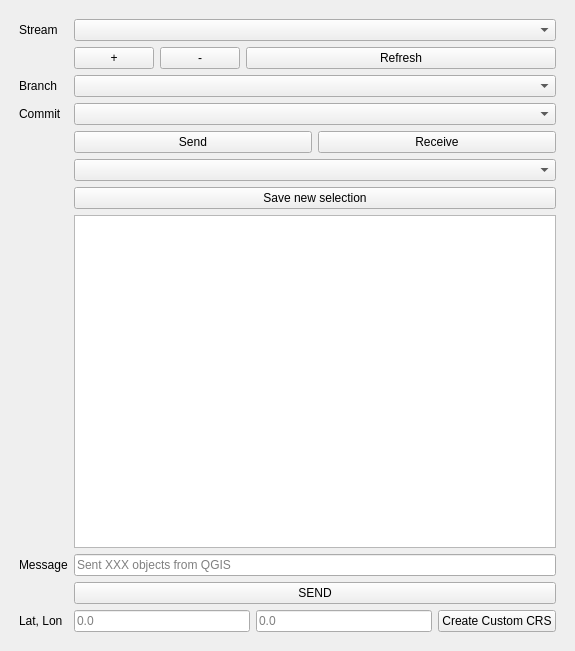
specklesystems/speckle-qgis, file ui/speckle_qgis_dialog_base.ui: the form before one commit.
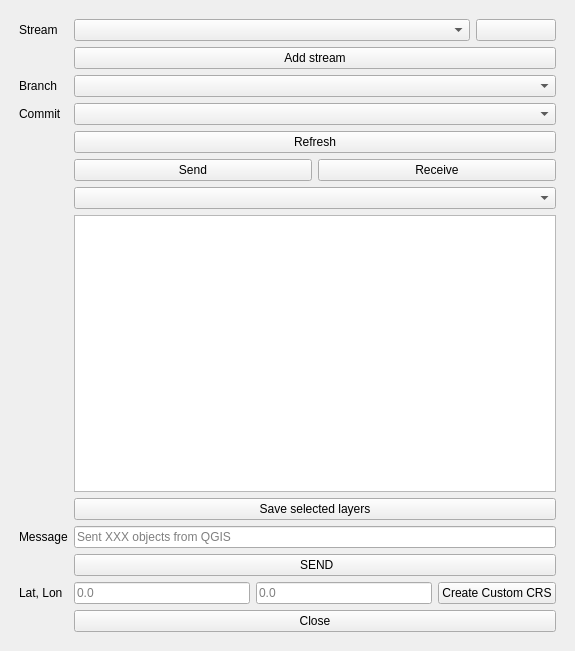
The form after the commit.

```diff
--- a/ui/speckle_qgis_dialog_base.ui
+++ b/ui/speckle_qgis_dialog_base.ui
@@ -10,9 +10,7 @@
     <height>651</height>
    </rect>
   </property>
-  <property name="windowTitle">
-   <string>SpeckleQGIS</string>
-  </property>
+
   <widget class="QWidget" name="dockWidgetContents">
    <layout class="QGridLayout" name="gridLayout">
     <item row="0" column="0">
@@ -39,84 +37,78 @@
          </widget>
         </item>
         <item row="0" column="1">
-         <widget class="QComboBox" name="streamList"/>
-        </item>
-        <item row="1" column="1">
-
-        <layout class="QFormLayout" name="formLayout">
-          <property name="leftMargin">
-          <number>0</number>
-          </property>
-          <property name="topMargin">
-          <number>0</number>
-          </property>
-          <property name="rightMargin">
-          <number>0</number>
-          </property>
-          <property name="bottomMargin">
-          <number>0</number>
-          </property>
-          <item row="0" column="0">
-
-
-            <layout class="QHBoxLayout" name="streamListButtons">
-              <item>
-              <widget class="QPushButton" name="streams_add_button">
-                <property name="text">
-                <string>+</string>
-                </property>
-              </widget>
-              </item>
-              <item>
+          <layout class="QHBoxLayout" name="streamListButtons" stretch="20,1">
+            <item>
+              <widget class="QComboBox" name="streamList"/>
+            </item>
+            <item>
               <widget class="QPushButton" name="streams_remove_button">
                 <property name="text">
-                <string>-</string>
+                <string> </string>
                 </property>
+                <property name="geometry">
+                  <rect>
+                    <x>0</x>
+                    <y>0</y>
+                    <width>10</width>
+                    <height>10</height>
+                  </rect>
+                  </property>
               </widget>
-              </item>
-            </layout>
-          </item>
+            </item>
+          </layout>
+        </item>
 
-          <item row="0" column="1">
-            
-            <layout class="QHBoxLayout" name="refrBtn">
-              <item>
-              <widget class="QPushButton" name="reloadButton">
-                <property name="enabled">
-                <bool>true</bool>
-                </property>
-                <property name="text">
-                <string>Refresh</string>
-                </property>
-              </widget>
-              </item>
-            </layout>
-          </item>
+        <item row="1" column="1">
+              <layout class="QHBoxLayout" name="streamListButtons">
+                <item>
+                <widget class="QPushButton" name="streams_add_button">
+                  <property name="text">
+                  <string>Add stream</string>
+                  </property>
+                </widget>
+                </item>
+                
 
-         </layout>
+              </layout>
         </item>
 
-        <item row="3" column="0">
+
+        <item row="2" column="0">
          <widget class="QLabel" name="streamBranchLabel">
           <property name="text">
            <string>Branch</string>
           </property>
          </widget>
         </item>
-        <item row="3" column="1">
+        <item row="2" column="1">
          <widget class="QComboBox" name="streamBranchDropdown"/>
         </item>
-        <item row="4" column="0">
+        <item row="3" column="0">
          <widget class="QLabel" name="commitLabel">
           <property name="text">
            <string>Commit</string>
           </property>
          </widget>
         </item>
-        <item row="4" column="1">
+        <item row="3" column="1">
          <widget class="QComboBox" name="commitDropdown"/>
         </item>
         
+        <item row="4" column="1">
+          <layout class="QHBoxLayout" name="horizontalLayout">
+            <item>
+              <widget class="QPushButton" name="reloadButton">
+                <property name="enabled">
+                <bool>true</bool>
+                </property>
+                <property name="text">
+                <string>Refresh</string>
+                </property>
+              </widget>
+            </item>
+         </layout>
+        </item>
 
         
         <item row="5" column="1">
@@ -146,22 +138,8 @@
         </item>
 
 
+
         <item row="7" column="1">
-          <layout class="QHBoxLayout" name="horizontalLayout">
-            <item>
-              <widget class="QPushButton" name="saveLayerSelection">
-                <property name="enabled">
-                  <bool>true</bool>
-                </property>
-                <property name="text">
-                  <string>Save new selection</string>
-                </property>
-              </widget>
-            </item>
-          </layout>
-        </item>
-
-        <item row="8" column="1">
          <widget class="QListWidget" name="layersWidget">
           <property name="selectionMode">
            <enum>QAbstractItemView::NoSelection</enum>
@@ -185,6 +163,20 @@
         </item>
 
 
+        <item row="8" column="1">
+          <layout class="QHBoxLayout" name="horizontalLayout">
+            <item>
+              <widget class="QPushButton" name="saveLayerSelection">
+                <property name="enabled">
+                  <bool>true</bool>
+                </property>
+                <property name="text">
+                  <string>Save selected layers</string>
+                </property>
+              </widget>
+            </item>
+          </layout>
+        </item>
 
         <item row="9" column="0">
          <widget class="QLabel" name="messageLabel">
@@ -208,7 +200,7 @@
           <item>
            <widget class="QPushButton" name="runButton">
             <property name="text">
-             <string>SEND</string>
+             <string> SEND</string>
             </property>
            </widget>
           </item>
@@ -238,19 +230,39 @@
                 </property>
               </widget>
             </item>
+
             <item>
-            <widget class="QPushButton" name="saveSurveyPoint">
-              <property name="enabled">
-                <bool>true</bool>
-              </property>
-              <property name="text">
-                <string>Create Custom CRS</string>
-              </property>
-            </widget>
-          </item>
+              <widget class="QPushButton" name="saveSurveyPoint">
+                <property name="enabled">
+                  <bool>true</bool>
+                </property>
+                <property name="text">
+                  <string>Create Custom CRS</string>
+                </property>
+              </widget>
+            </item>
+
           </layout>
         </item>
+        
+        <item row="12" column="1">
+          <layout class="QHBoxLayout" name="horizontalLayout">
+            
+            <item>
+              <widget class="QPushButton" name="closeButton">
+                <property name="enabled">
+                  <bool>true</bool>
+                </property>
+                <property name="text">
+                  <string>Close</string>
+                </property>
+              </widget>
+            </item>
 
+          </layout>
+        </item>
+
+        
 
        </layout>
       </item>
```
